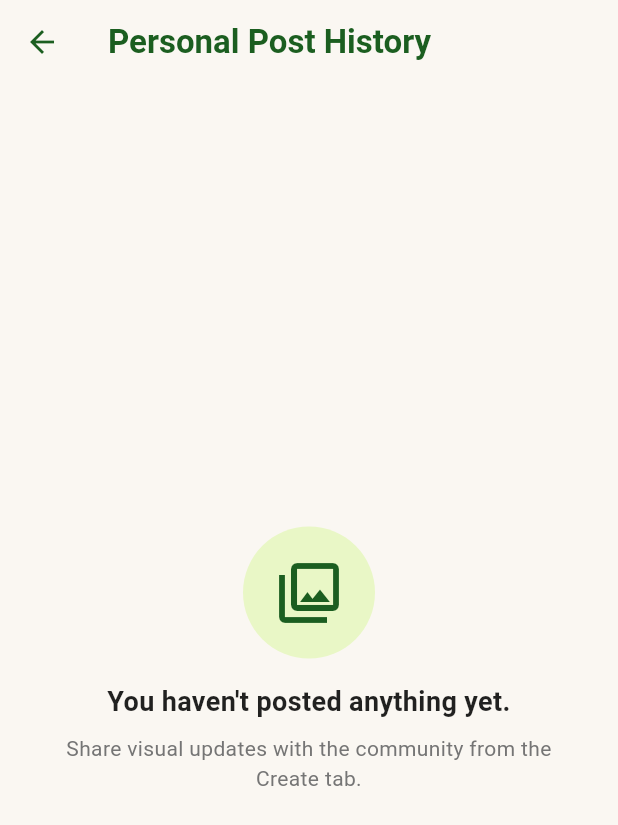
After one commit to sagar4964/Life_Loop, a Flutter app: the screen it shows after launch, item 2 of the bottom bar chosen, after a tap on "Personal Post History", on a phone screen of 412 x 824 dp. The commit adds this screen. Shown: the top 825 px of the screen. Run offline on Flutter 3.47's test engine with Material 3 defaults, Android fonts, the phone set to English and light mode, and no system bars.

Commit message:
Update profile past and added post history

```diff
--- a/lib/create_page.dart
+++ b/lib/create_page.dart
@@ -1,5 +1,6 @@
 import 'package:flutter/material.dart';
 import 'profile_page.dart';
+import 'models/post_model.dart';
 
 class CreatePage extends StatefulWidget {
   const CreatePage({super.key});
@@ -26,8 +27,10 @@ class _CreatePageState extends State<CreatePage> {
       return;
     }
 
+    PostRepository.addPost(_captionController.text.trim());
+
     ScaffoldMessenger.of(context).showSnackBar(
-      const SnackBar(content: Text('Photo post published successfully!')),
+      const SnackBar(content: Text('Photo post published to your history!')),
     );
     _captionController.clear();
     setState(() {
--- /dev/null
+++ b/lib/models/post_model.dart
@@ -0,0 +1,36 @@
+class PostItem {
+  final String id;
+  final String caption;
+  final String timeAgo;
+  final String date;
+
+  PostItem({
+    required this.id,
+    required this.caption,
+    required this.timeAgo,
+    required this.date,
+  });
+}
+
+class PostRepository {
+  // Starts empty as requested ("keep it real he/she havent post")
+  static final List<PostItem> _posts = [];
+
+  static List<PostItem> get posts => _posts;
+
+  static void addPost(String caption) {
+    _posts.insert(
+      0,
+      PostItem(
+        id: DateTime.now().millisecondsSinceEpoch.toString(),
+        caption: caption.isEmpty ? 'Visual update from LifeLoop' : caption,
+        timeAgo: 'Just now',
+        date: 'Today',
+      ),
+    );
+  }
+
+  static void deletePost(String id) {
+    _posts.removeWhere((p) => p.id == id);
+  }
+}
--- /dev/null
+++ b/lib/post_history_page.dart
@@ -0,0 +1,192 @@
+import 'package:flutter/material.dart';
+import 'models/post_model.dart';
+
+class PostHistoryPage extends StatefulWidget {
+  const PostHistoryPage({super.key});
+
+  @override
+  State<PostHistoryPage> createState() => _PostHistoryPageState();
+}
+
+class _PostHistoryPageState extends State<PostHistoryPage> {
+  @override
+  Widget build(BuildContext context) {
+    const green = Color(0xFF1B5E20);
+    const lime = Color(0xFFE9F7C6);
+    final posts = PostRepository.posts;
+
+    return Scaffold(
+      backgroundColor: const Color(0xFFFAF7F2),
+      appBar: AppBar(
+        title: const Text(
+          'Personal Post History',
+          style: TextStyle(color: green, fontWeight: FontWeight.bold),
+        ),
+        backgroundColor: const Color(0xFFFAF7F2),
+        elevation: 0,
+        iconTheme: const IconThemeData(color: green),
+      ),
+      body: SafeArea(
+        child: posts.isEmpty
+            ? Center(
+                child: Padding(
+                  padding: const EdgeInsets.all(24.0),
+                  child: Column(
+                    mainAxisAlignment: MainAxisAlignment.center,
+                    children: [
+                      Container(
+                        padding: const EdgeInsets.all(20),
+                        decoration: const BoxDecoration(
+                          color: lime,
+                          shape: BoxShape.circle,
+                        ),
+                        child: const Icon(Icons.photo_library_outlined, size: 48, color: green),
+                      ),
+                      const SizedBox(height: 16),
+                      const Text(
+                        'You haven\'t posted anything yet.',
+                        textAlign: TextAlign.center,
+                        style: TextStyle(fontSize: 18, fontWeight: FontWeight.bold, color: Colors.black87),
+                      ),
+                      const SizedBox(height: 8),
+                      Text(
+                        'Share visual updates with the community from the Create tab.',
+                        textAlign: TextAlign.center,
+                        style: TextStyle(color: Colors.grey.shade600, fontSize: 14),
+                      ),
+                    ],
+                  ),
+                ),
+              )
+            : ListView.builder(
+                padding: const EdgeInsets.all(20),
+                itemCount: posts.length,
+                itemBuilder: (context, index) {
+                  final post = posts[index];
+                  return Container(
+                    margin: const EdgeInsets.only(bottom: 16),
+                    decoration: BoxDecoration(
+                      color: Colors.white,
+                      borderRadius: BorderRadius.circular(16),
+                      border: Border.all(color: const Color(0xFFE6E1D8)),
+                    ),
+                    child: InkWell(
+                      borderRadius: BorderRadius.circular(16),
+                      onTap: () {
+                        showDialog(
+                          context: context,
+                          builder: (context) => AlertDialog(
+                            backgroundColor: const Color(0xFFFAF7F2),
+                            shape: RoundedRectangleBorder(
+                              borderRadius: BorderRadius.circular(20),
+                            ),
+                            title: Row(
+                              children: [
+                                const Icon(Icons.photo_camera, color: green, size: 22),
+                                const SizedBox(width: 8),
+                                const Text('Photo Post Details', style: TextStyle(color: green, fontSize: 18)),
+                              ],
+                            ),
+                            content: Column(
+                              mainAxisSize: MainAxisSize.min,
+                              crossAxisAlignment: CrossAxisAlignment.start,
+                              children: [
+                                Container(
+                                  height: 140,
+                                  width: double.infinity,
+                                  decoration: BoxDecoration(
+                                    color: lime,
+                                    borderRadius: BorderRadius.circular(12),
+                                  ),
+                                  child: const Center(
+                                    child: Icon(Icons.image_outlined, size: 48, color: green),
+                                  ),
+                                ),
+                                const SizedBox(height: 14),
+                                Text(
+                                  post.caption,
+                                  style: const TextStyle(fontSize: 15, height: 1.4),
+                                ),
+                                const SizedBox(height: 12),
+                                Row(
+                                  mainAxisAlignment: MainAxisAlignment.spaceBetween,
+                                  children: [
+                                    Text(post.timeAgo, style: TextStyle(color: Colors.grey.shade600, fontSize: 12)),
+                                    Text(post.date, style: TextStyle(color: Colors.grey.shade600, fontSize: 12)),
+                                  ],
+                                ),
+                              ],
+                            ),
+                            actions: [
+                              TextButton(
+                                onPressed: () {
+                                  setState(() {
+                                    PostRepository.deletePost(post.id);
+                                  });
+                                  Navigator.pop(context);
+                                  ScaffoldMessenger.of(context).showSnackBar(
+                                    const SnackBar(content: Text('Post deleted successfully')),
+                                  );
+                                },
+                                child: const Text('Delete', style: TextStyle(color: Colors.red)),
+                              ),
+                              FilledButton(
+                                onPressed: () => Navigator.pop(context),
+                                style: FilledButton.styleFrom(backgroundColor: green),
+                                child: const Text('Close'),
+                              ),
+                            ],
+                          ),
+                        );
+                      },
+                      child: Padding(
+                        padding: const EdgeInsets.all(16),
+                        child: Column(
+                          crossAxisAlignment: CrossAxisAlignment.start,
+                          children: [
+                            Row(
+                              children: [
+                                Container(
+                                  padding: const EdgeInsets.all(10),
+                                  decoration: const BoxDecoration(
+                                    color: lime,
+                                    shape: BoxShape.circle,
+                                  ),
+                                  child: const Icon(Icons.photo_camera, size: 20, color: green),
+                                ),
+                                const SizedBox(width: 12),
+                                Column(
+                                  crossAxisAlignment: CrossAxisAlignment.start,
+                                  children: [
+                                    const Text(
+                                      'LifeLoop Photo Post',
+                                      style: TextStyle(fontWeight: FontWeight.bold, fontSize: 15),
+                                    ),
+                                    Text(
+                                      post.timeAgo,
+                                      style: TextStyle(color: Colors.grey.shade500, fontSize: 12),
+                                    ),
+                                  ],
+                                ),
+                                const Spacer(),
+                                const Icon(Icons.chevron_right, color: Colors.grey),
+                              ],
+                            ),
+                            const SizedBox(height: 12),
+                            Text(
+                              post.caption,
+                              maxLines: 2,
+                              overflow: TextOverflow.ellipsis,
+                              style: const TextStyle(fontSize: 14, height: 1.4),
+                            ),
+                          ],
+                        ),
+                      ),
+                    ),
+                  );
+                },
+              ),
+      ),
+    );
+  }
+}
--- a/lib/profile_page.dart
+++ b/lib/profile_page.dart
@@ -3,6 +3,7 @@ import 'edit_profile.dart';
 import 'activity_list_page.dart';
 import 'login_page.dart';
 import 'create_page.dart';
+import 'post_history_page.dart';
 
 class ProfilePage extends StatefulWidget {
   final String fullName;
@@ -24,11 +25,11 @@ class _ProfilePageState extends State<ProfilePage> {
       'I love exploring new places, learning new skills, and creating memorable experiences with friends.';
   List<String> _interests = ['Hiking', 'Photography', 'Music', 'Traveling'];
 
-  // Statistics (interactive numbers)
-  final int _activitiesCreated = 3;
-  final int _activitiesJoined = 5;
-  final int _activitiesCompleted = 2;
-  final int _ongoingActivities = 1;
+  // Statistics (zero and real for new user)
+  final int _activitiesCreated = 0;
+  final int _activitiesJoined = 0;
+  final int _activitiesCompleted = 0;
+  final int _ongoingActivities = 0;
 
   Future<void> _openEditor() async {
     final result = await showModalBottomSheet<ProfileEdits>(
@@ -177,6 +178,30 @@ class _ProfilePageState extends State<ProfilePage> {
                     ),
                   ),
                 ),
+                const SizedBox(height: 10),
+
+                // Personal Post History Button inside profile section
+                SizedBox(
+                  width: double.infinity,
+                  child: OutlinedButton.icon(
+                    onPressed: () {
+                      Navigator.push(
+                        context,
+                        MaterialPageRoute(
+                          builder: (context) => const PostHistoryPage(),
+                        ),
+                      );
+                    },
+                    icon: const Icon(Icons.photo_library_outlined, size: 18),
+                    label: const Text('Personal Post History'),
+                    style: OutlinedButton.styleFrom(
+                      foregroundColor: green,
+                      side: const BorderSide(color: green),
+                      padding: const EdgeInsets.symmetric(vertical: 12),
+                      shape: const StadiumBorder(),
+                    ),
+                  ),
+                ),
                 const SizedBox(height: 24),
 
                 // Interests
@@ -231,9 +256,9 @@ class _ProfilePageState extends State<ProfilePage> {
                         Navigator.push(
                           context,
                           MaterialPageRoute(
-                            builder: (context) => const ActivityListPage(
+                            builder: (context) => ActivityListPage(
                               categoryTitle: 'Activities Created',
-                              count: 3,
+                              count: _activitiesCreated,
                             ),
                           ),
                         );
@@ -247,9 +272,9 @@ class _ProfilePageState extends State<ProfilePage> {
                         Navigator.push(
                           context,
                           MaterialPageRoute(
-                            builder: (context) => const ActivityListPage(
+                            builder: (context) => ActivityListPage(
                               categoryTitle: 'Activities Joined',
-                              count: 5,
+                              count: _activitiesJoined,
                             ),
                           ),
                         );
@@ -263,9 +288,9 @@ class _ProfilePageState extends State<ProfilePage> {
                         Navigator.push(
                           context,
                           MaterialPageRoute(
-                            builder: (context) => const ActivityListPage(
+                            builder: (context) => ActivityListPage(
                               categoryTitle: 'Activities Completed',
-                              count: 2,
+                              count: _activitiesCompleted,
                             ),
                           ),
                         );
@@ -279,9 +304,9 @@ class _ProfilePageState extends State<ProfilePage> {
                         Navigator.push(
                           context,
                           MaterialPageRoute(
-                            builder: (context) => const ActivityListPage(
+                            builder: (context) => ActivityListPage(
                               categoryTitle: 'Ongoing Activities',
-                              count: 1,
+                              count: _ongoingActivities,
                             ),
                           ),
                         );
```
